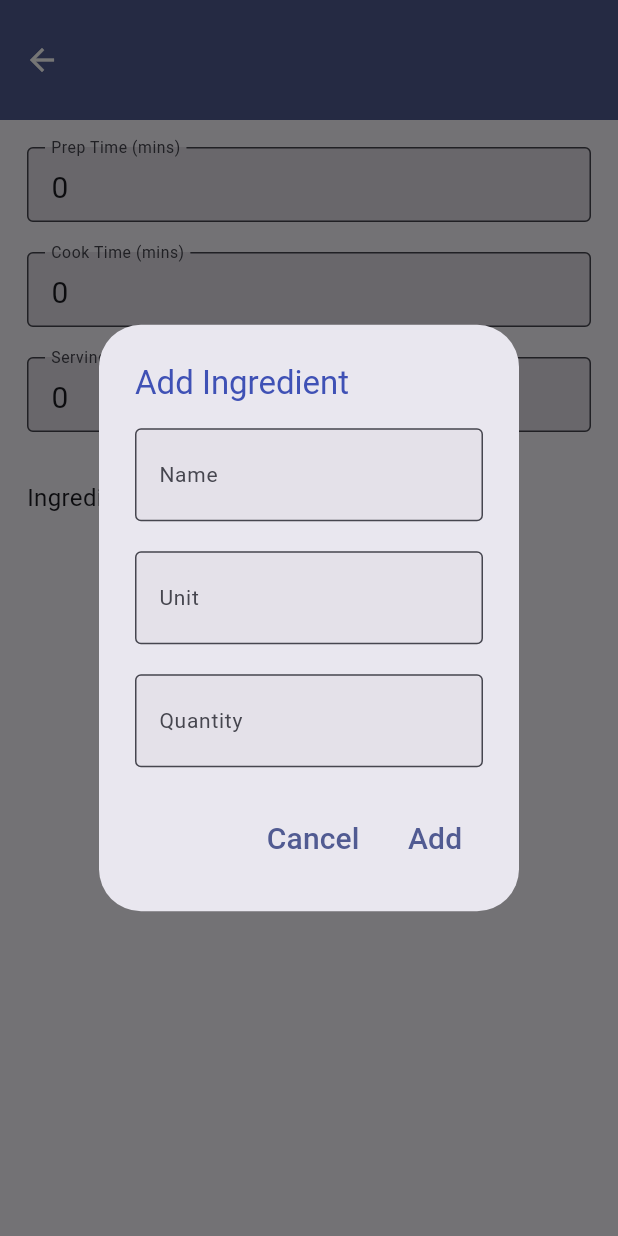
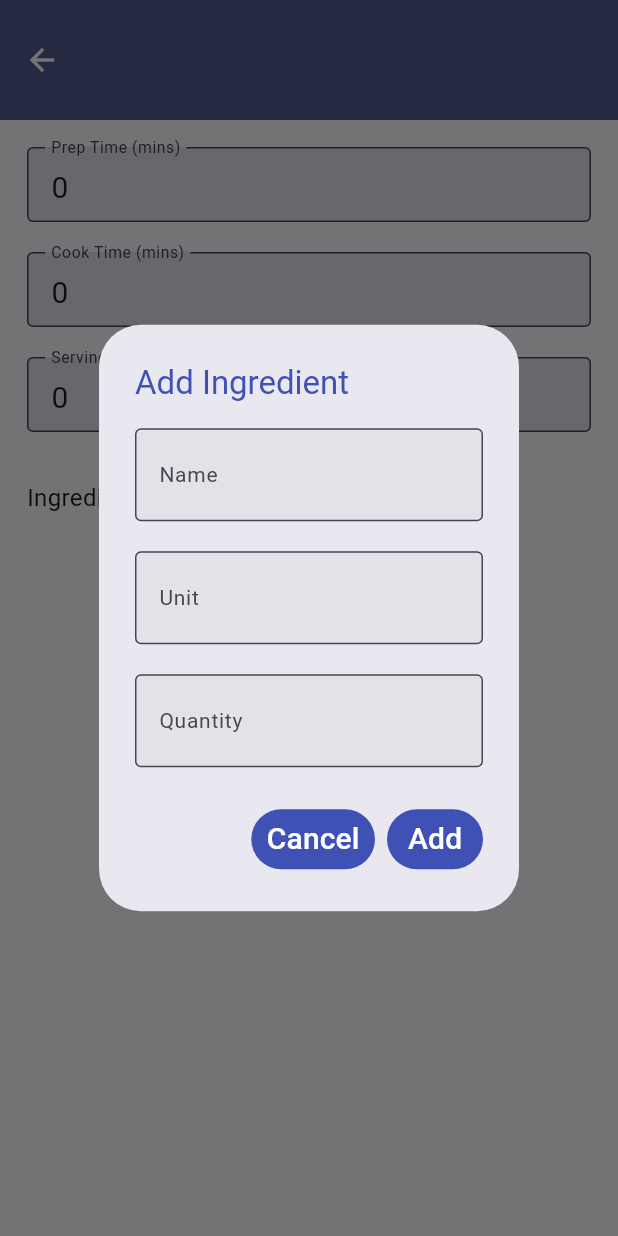
Before and after one commit to florabenane-dev/ACTM, a Flutter app: the RecipeEditDetails screen opened directly with empty values, after a tap on "Add ingredient", on a phone screen of 412 x 824 dp. Run offline on Flutter 3.47's test engine with Material 3 defaults, Android fonts, the light colour scheme and no system bars; our stand-ins replace get_it.

Commit message:
style(ui: RecipeEditDetails: Modifer le style des boutons

```diff
--- a/projet2/lib/widgets/recipeEditDetails.dart
+++ b/projet2/lib/widgets/recipeEditDetails.dart
@@ -266,7 +266,11 @@ class _RecipeEditDetailsState extends State<RecipeEditDetails> {
                       actions: [
                         TextButton(
                           onPressed: () => Navigator.pop(context),
-                          child: Text("Cancel"),
+                          style: TextButton.styleFrom(
+                            backgroundColor: Colors.indigo,
+                            foregroundColor: Colors.white,
+                          ),
+                          child: const Text("Cancel"),
                         ),
                         TextButton(
                           onPressed: () {
@@ -277,10 +281,14 @@ class _RecipeEditDetailsState extends State<RecipeEditDetails> {
                               quantity: newQuantity,
                             );
                           },
+                          style: TextButton.styleFrom(
+                            backgroundColor: Colors.indigo,
+                            foregroundColor: Colors.white,
+                          ),
                           child: Text("Add"),
                         ),
                       ],
-                      content: SingleChildScrollView(
+                      content: SingleChildScrollView( //permettre le scroll
                         child: Padding(
                           padding: EdgeInsets.only(bottom: MediaQuery.of(context).viewInsets.bottom),
                           child: Column(
@@ -341,6 +349,9 @@ class _RecipeEditDetailsState extends State<RecipeEditDetails> {
                                   ),
                                 ),
                                 keyboardType: TextInputType.numberWithOptions(decimal: true),
+                                inputFormatters: [ //pour permettre la virgule.exp: 5,5 ou 5.5 car sinon le 5,5 devient un 0
+                                  FilteringTextInputFormatter.allow(RegExp(r'[0-9,.]')),
+                                ],
                                 onChanged: (value) => newQuantity = double.tryParse(value) ?? 0,
                               ),
                             ],
```
